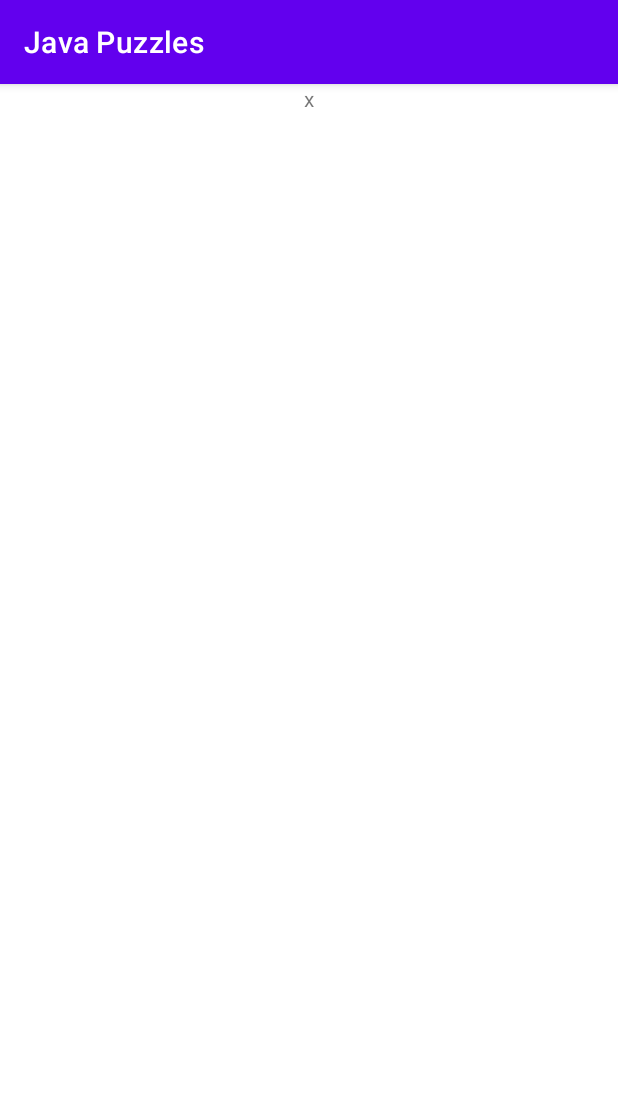
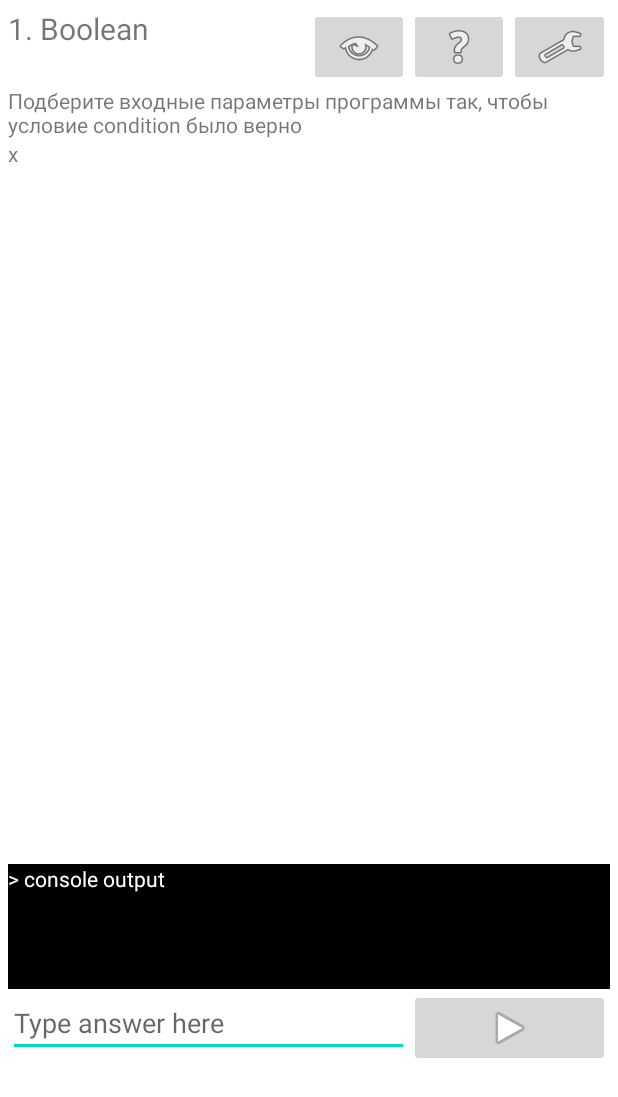
Before and after one commit to hipravin/javapuzzlesandroid, an Android app: the screen it shows after launch (MainActivity), on a phone screen of 412 x 824 dp. Shown: the top 1097 px of the screen. Run offline under Robolectric (Android 15) with nearby library versions, the phone set to English and light mode, and no system bars.

Commit message:
some progress, basic code layout

```diff
--- a/app/src/main/java/hipravin/javapuzzles/MainActivity.java
+++ b/app/src/main/java/hipravin/javapuzzles/MainActivity.java
@@ -2,6 +2,7 @@
 
 import android.os.Bundle;
 import android.text.Spanned;
+import android.webkit.WebView;
 import android.widget.TextView;
 import androidx.appcompat.app.AppCompatActivity;
 import androidx.core.text.HtmlCompat;
@@ -22,16 +23,7 @@
 
         Fragment puzzleListFragment = PuzzleListFragment.newInstance("", "");
         Fragment puzzleFragment = PuzzleFragment.newInstance("", "");
-        String text = "";
-        try (InputStream is = getResources().openRawResource(R.raw.puzzlecode1);
-             Scanner scanner = new Scanner(is, StandardCharsets.UTF_8.name())) {
-             text = scanner.useDelimiter("\\A").next();
 
-
-
-        } catch (IOException e) {
-//            throw new RuntimeException(e);
-        }
 
         getSupportFragmentManager().beginTransaction()
 //                .replace(R.id.flFragment, puzzleListFragment)
@@ -39,14 +31,12 @@
                 .commit();
 
         ViewModelProvider.Factory factory = new ViewModelProvider.AndroidViewModelFactory(getApplication());
-        String codeText = text;
         PuzzleListViewModel model = new ViewModelProvider(getViewModelStore(), factory).get(PuzzleListViewModel.class);
         model.getPuzzles().observe(this, puzzleDescriptions -> {
 
-            Spanned spanned = HtmlCompat.fromHtml(codeText, HtmlCompat.FROM_HTML_MODE_COMPACT);
 
-            TextView textView = (TextView) findViewById(R.id.puzzleCodeTextView);
-            textView.setText(spanned);
+//            WebView codeWebView = (WebView)findViewById(R.id.puzzleCodeWebView);
+//            codeWebView.loadData(codeText, "text/html", null);
 //            TextView textView = (TextView)findViewById(R.id.txt1);
 //
 //            String descrs = puzzleDescriptions.stream()
--- a/app/src/main/java/hipravin/javapuzzles/PuzzleFragment.java
+++ b/app/src/main/java/hipravin/javapuzzles/PuzzleFragment.java
@@ -4,6 +4,8 @@
 import android.os.Bundle;
 import android.text.Spanned;
 import android.widget.TextView;
+import androidx.annotation.NonNull;
+import androidx.annotation.Nullable;
 import androidx.core.text.HtmlCompat;
 import androidx.fragment.app.Fragment;
 import android.view.LayoutInflater;
@@ -58,5 +60,29 @@
         return inflater.inflate(R.layout.fragment_puzzle, container, false);
     }
 
+    @Override
+    public void onViewCreated( View view,  Bundle savedInstanceState) {
+        super.onViewCreated(view, savedInstanceState);
 
+        loadCode(view, savedInstanceState);
+
+
+    }
+
+    private void loadCode( View view,  Bundle savedInstanceState) {
+        try (InputStream is = getResources().openRawResource(R.raw.puzzlecode1);
+             Scanner scanner = new Scanner(is, StandardCharsets.UTF_8.name())) {
+            String text = scanner.useDelimiter("\\A").next();
+
+
+            Spanned spanned = HtmlCompat.fromHtml(text, HtmlCompat.FROM_HTML_MODE_COMPACT);
+
+            TextView textView = view.findViewById(R.id.puzzleCodeTextView);
+            textView.setText(spanned);
+
+
+        } catch (IOException e) {
+//            throw new RuntimeException(e);
+        }
+    }
 }
--- /dev/null
+++ b/app/src/main/res/drawable/rounded_corners.xml
@@ -0,0 +1,6 @@
+<?xml version="1.0" encoding="utf-8"?>
+<shape xmlns:android="http://schemas.android.com/apk/res/android">
+    <corners android:radius="40dp" />
+
+    <solid android:color="#76C0E1" />
+</shape>
--- a/app/src/main/res/layout/activity_main.xml
+++ b/app/src/main/res/layout/activity_main.xml
@@ -1,10 +1,11 @@
 <?xml version="1.0" encoding="utf-8"?>
-<androidx.constraintlayout.widget.ConstraintLayout
+<ScrollView
         xmlns:android="http://schemas.android.com/apk/res/android"
         xmlns:tools="http://schemas.android.com/tools"
         xmlns:app="http://schemas.android.com/apk/res-auto"
         android:layout_width="match_parent"
         android:layout_height="match_parent"
+        android:padding="5dp"
         tools:context=".MainActivity">
     <FrameLayout
             android:id="@+id/flFragment"
@@ -13,4 +14,4 @@
                  app:layout_constraintHorizontal_bias="0.5">
 
     </FrameLayout>
-</androidx.constraintlayout.widget.ConstraintLayout>
+</ScrollView>
--- a/app/src/main/res/layout/fragment_puzzle.xml
+++ b/app/src/main/res/layout/fragment_puzzle.xml
@@ -4,11 +4,121 @@
              android:layout_width="match_parent"
              android:layout_height="match_parent"
              tools:context=".PuzzleFragment">
-    <TextView
-            android:id="@+id/puzzleCodeTextView"
-            android:text="TextView"
-            android:layout_width="wrap_content"
-            android:layout_height="wrap_content"
-            app:layout_constraintTop_toTopOf="parent" app:layout_constraintStart_toStartOf="parent"
-            app:layout_constraintEnd_toEndOf="parent"/>
+
+    <LinearLayout
+            android:orientation="vertical"
+            android:layout_width="match_parent"
+            android:layout_height="match_parent" android:id="@+id/linearLayout">
+
+        <LinearLayout
+                android:layout_width="match_parent"
+                android:layout_height="wrap_content" app:layout_constraintEnd_toEndOf="parent"
+                app:layout_constraintTop_toTopOf="@+id/linearLayout">
+
+            <TextView android:layout_width="0dp"
+                      android:layout_height="wrap_content"
+                      android:layout_weight="3"
+                      android:gravity="start"
+                      android:textSize="20sp"
+                      android:text="1. Boolean"
+                      android:layout_gravity="start"/>
+
+
+            <ImageButton
+
+                    android:src="@android:drawable/ic_menu_view"
+
+
+                    android:layout_width="0dp"
+                    android:layout_gravity="end"
+                    android:layout_height="wrap_content"
+                    android:layout_weight="1"
+
+            />
+
+            <ImageButton
+                    android:src="@android:drawable/ic_menu_help"
+
+
+                    android:layout_width="0dp"
+
+                    android:layout_gravity="end"
+                    android:layout_height="wrap_content"
+                    android:layout_weight="1"/>
+            <ImageButton
+                    android:src="@android:drawable/ic_menu_preferences"
+
+                    android:layout_width="0dp"
+                    android:layout_gravity="end"
+                    android:layout_height="wrap_content"
+
+                    android:layout_weight="1"/>
+
+        </LinearLayout>
+        <LinearLayout android:layout_width="match_parent" android:layout_height="wrap_content">
+            <TextView android:layout_width="0dp" android:layout_height="wrap_content"
+                      android:layout_weight="4"
+                      android:text="Подберите входные параметры программы так, чтобы условие condition было верно"
+                      android:layout_gravity="start"/>
+
+
+        </LinearLayout>
+
+
+        <TextView
+                android:id="@+id/puzzleCodeTextView"
+                android:text="TextView"
+                android:layout_width="match_parent"
+                android:layout_height="wrap_content"
+
+                android:minLines="30"
+        />
+        <TextView
+                android:id="@+id/puzzleConsoleTextView"
+                android:text="> console output"
+                android:textColor="@color/white"
+                android:background="@color/black"
+                android:layout_width="match_parent"
+                android:layout_height="wrap_content"
+                android:minLines="5"
+        />
+        <LinearLayout
+                android:orientation="horizontal"
+                android:layout_width="match_parent"
+                android:layout_height="match_parent">
+
+            <EditText
+                    android:id="@+id/puzzleTextInput1"
+                    android:layout_height="wrap_content"
+                    android:layout_width="0dp"
+                    android:layout_weight="2"
+                    android:autofillHints="false"
+                    android:inputType="text"
+                    android:hint="Type answer here"
+            />
+            <ImageButton
+                    android:id="@+id/runPuzzleButton"
+
+                    android:src="@android:drawable/ic_media_play"
+
+
+                    android:layout_width="0dp"
+
+                    android:layout_gravity="end"
+                    android:layout_height="wrap_content"
+                    android:layout_weight="1"/>
+
+
+        </LinearLayout>
+
+
+    </LinearLayout>
+
+<!--    <WebView-->
+<!--            android:id="@+id/puzzleCodeWebView"-->
+<!--            android:layout_width="match_parent"-->
+<!--            android:layout_height="match_parent" tools:layout_editor_absoluteY="395dp"-->
+<!--            tools:layout_editor_absoluteX="0dp"/>-->
+
+
 </androidx.constraintlayout.widget.ConstraintLayout>
--- a/app/src/main/res/values/strings.xml
+++ b/app/src/main/res/values/strings.xml
@@ -2,5 +2,6 @@
     <string name="app_name">Java Puzzles</string>
     <!-- TODO: Remove or change this placeholder text -->
     <string name="hello_blank_fragment">Hello blank fragment</string>
+    <string name="runCodeButton">Run</string>
     <!-- TODO: Remove or change this placeholder text -->
 </resources>
--- a/app/src/main/res/values/themes.xml
+++ b/app/src/main/res/values/themes.xml
@@ -1,6 +1,6 @@
 <resources xmlns:tools="http://schemas.android.com/tools">
     <!-- Base application theme. -->
-    <style name="Theme.JavaPuzzles" parent="Theme.MaterialComponents.DayNight.DarkActionBar">
+    <style name="Theme.JavaPuzzles" parent="Theme.MaterialComponents.DayNight.NoActionBar">
         <!-- Primary brand color. -->
         <item name="colorPrimary">@color/purple_500</item>
         <item name="colorPrimaryVariant">@color/purple_700</item>
```
Also changed, not shown: app/src/main/java/hipravin/javapuzzles/puzzles/PuzzleInput.java (added, +13 -0 lines), app/src/main/java/hipravin/javapuzzles/puzzles/PuzzleInvocationResult.java (added, +21 -0 lines), app/src/main/java/hipravin/javapuzzles/puzzles/PuzzleTask.java (added, +11 -0 lines), 1 other file.
